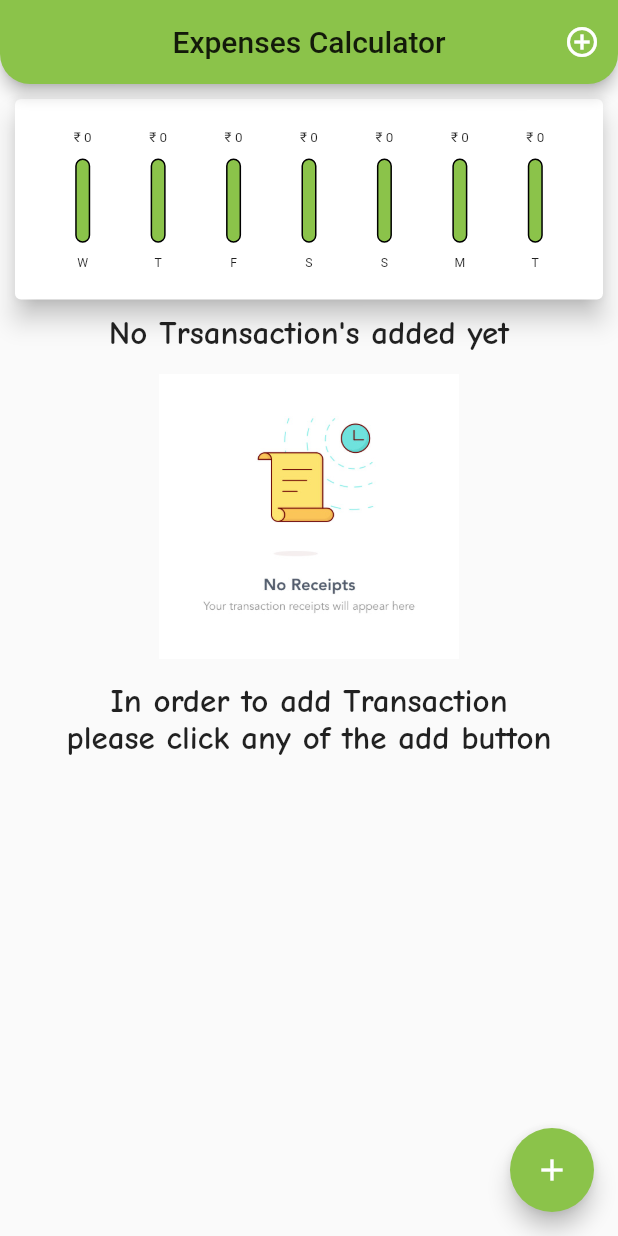
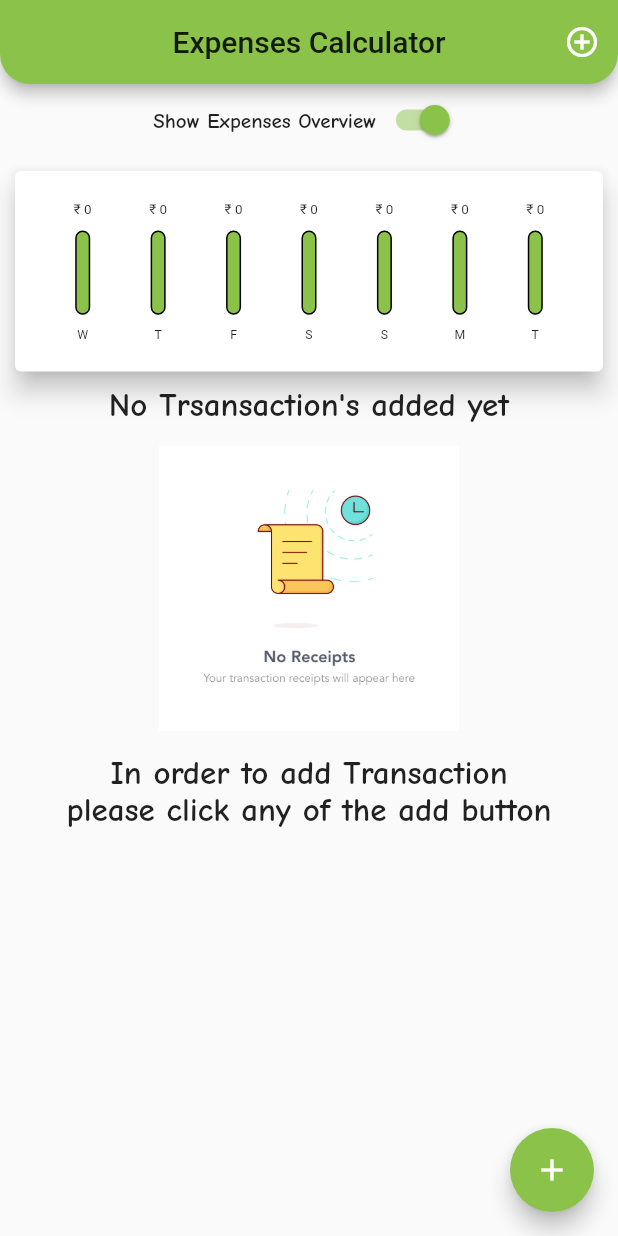
Before and after one commit to Erickeagle3/expense_app, a Flutter app: the screen it shows after launch, on a phone screen of 412 x 824 dp. Run offline on Flutter 3.47's test engine with Material 2 defaults, Android fonts, the phone set to English and light mode, and no system bars.

Commit message:
flutter: added switch to disable chart for user Signed-off-by: Erickeagle3 <sayanchakraborty334@gmail.com>
Note - For now this switch only for show i'll add working switch as soon as possible

```diff
--- a/lib/main.dart
+++ b/lib/main.dart
@@ -2,16 +2,16 @@ import 'package:expense_app/widgets/chart.dart';
 import 'package:flutter/material.dart';
 import 'package:expense_app/data/trans.dart';
 import 'package:expense_app/widgets/new_transaction.dart';
+import 'package:expense_app/widgets/newstylet.dart';
+//import 'package:flutter/services.dart';
 //import 'package:expense_app/widgets/transaction.dart';
-import 'package:expense_app/widgets/newstylet.dart';
-import 'package:flutter/services.dart';
 
 void main() {
-  WidgetsFlutterBinding.ensureInitialized();
+  /*  WidgetsFlutterBinding.ensureInitialized();
   SystemChrome.setPreferredOrientations([
     DeviceOrientation.portraitUp,
     DeviceOrientation.portraitDown
-  ]);
+  ]); */
   runApp(const MyApp());
 }
 
@@ -58,6 +58,8 @@ class _MyHomePageState extends State<MyHomePage> {
       date: DateTime.now(),
     ), */
   ];
+
+  bool _showOverview = true;
 
   List<Trans> get _recentTransactions {
     return _userTransaction.where((tx) {
@@ -138,7 +140,28 @@ class _MyHomePageState extends State<MyHomePage> {
             crossAxisAlignment: CrossAxisAlignment.stretch,
             children: <Widget>[
               Column(
-                children: [
+                children: <Widget>[
+                  Row(
+                    mainAxisAlignment: MainAxisAlignment.center,
+                    children: <Widget>[
+                      const Text(
+                        'Show Expenses Overview',
+                        style: TextStyle(
+                            fontFamily: 'ComicNeue',
+                            fontWeight: FontWeight.bold,
+                            fontSize: 14),
+                      ),
+                      Switch(
+                        value: _showOverview,
+                        onChanged: (value) {
+                          setState(() {
+                            _showOverview = value;
+                          });
+                        },
+                        activeColor: Colors.lightGreen,
+                      ),
+                    ],
+                  ),
                   Container(
                       height: (MediaQuery.of(context).size.height -
                               appbar.preferredSize.height -
```
